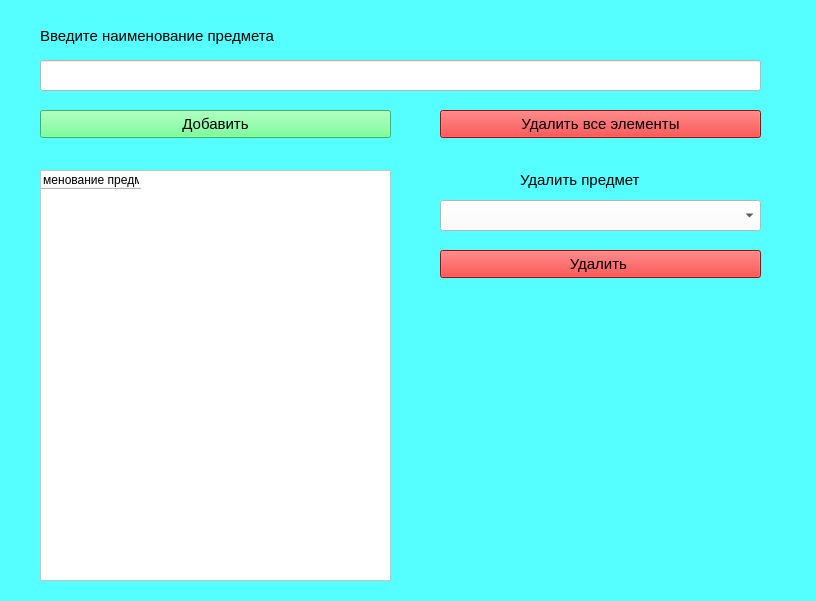
The window that frontend/MySubjects.ui (saaasssska/helper_by_school) describes before a commit, drawn with Qt 5.
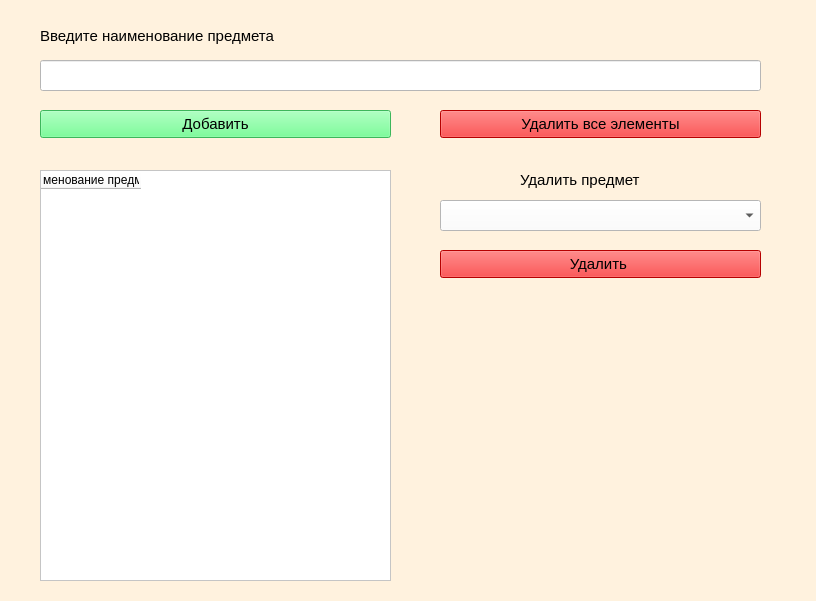
The same window after the commit. Icons and pictures are not drawn.

The edit to the form file:
```diff
--- a/frontend/MySubjects.ui
+++ b/frontend/MySubjects.ui
@@ -19,7 +19,7 @@
    <string>subjects</string>
   </property>
   <property name="styleSheet">
-   <string notr="true">background-color: rgb(85, 255, 255);</string>
+   <string notr="true">background-color: rgb(255, 242, 222);</string>
   </property>
   <widget class="QLineEdit" name="lineSubject">
    <property name="geometry">
```
